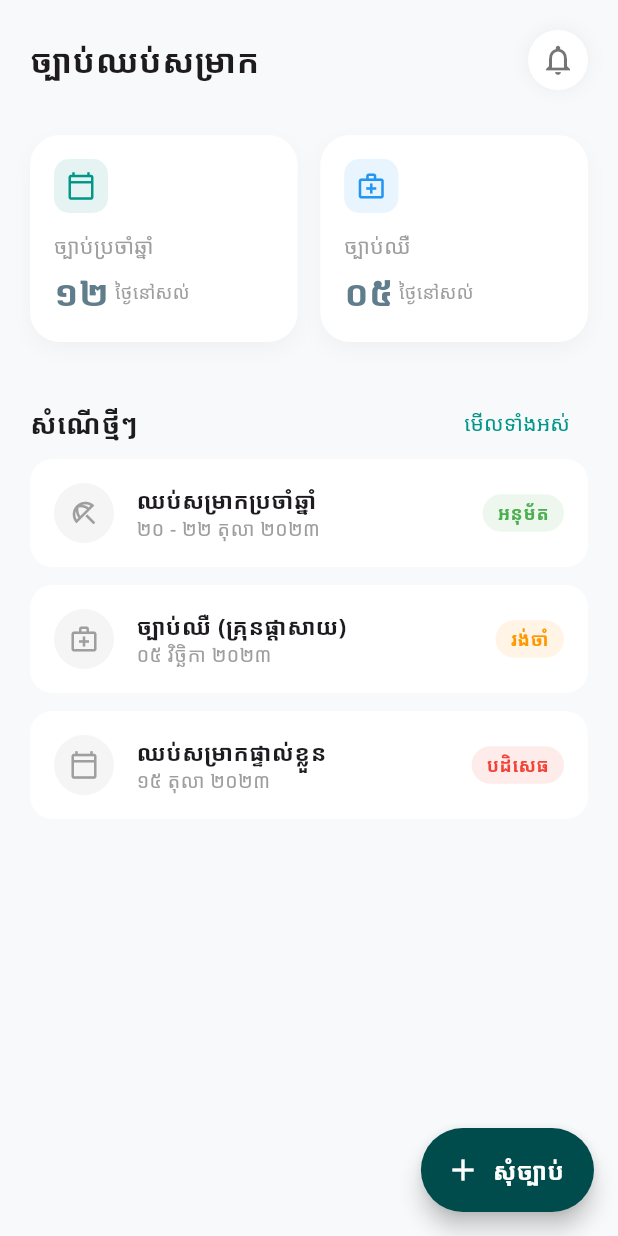
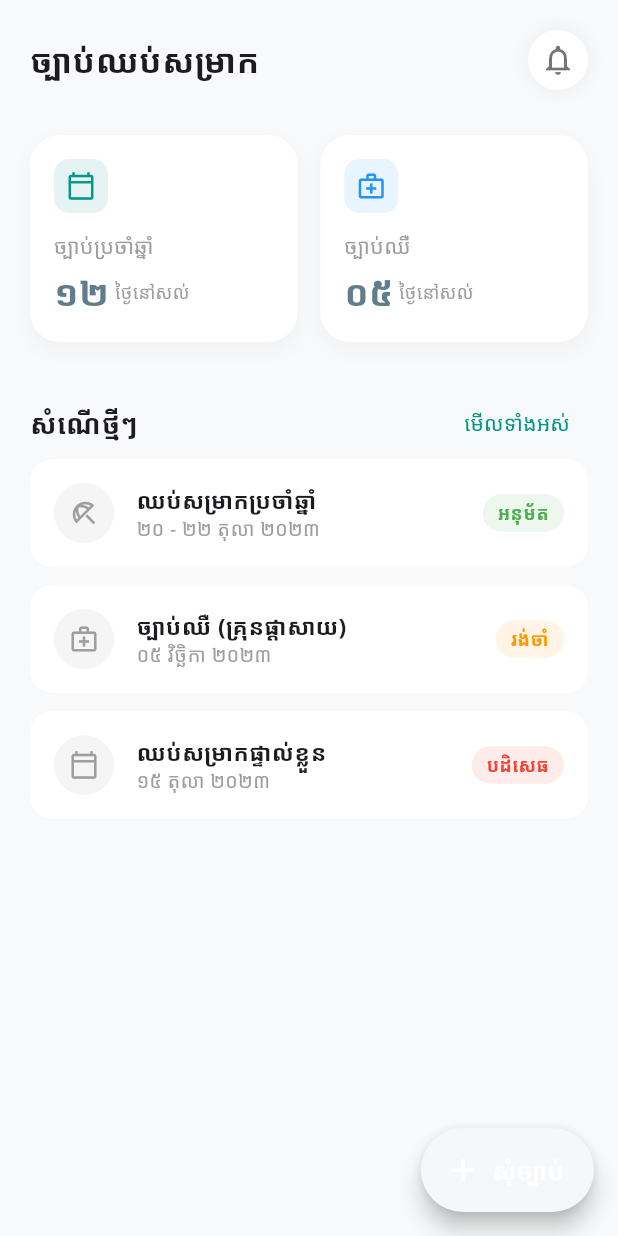
Before and after one commit to Winner-Yun/Work-Smart-Mobile-APP, a Flutter app: the screen it shows after launch, on a phone screen of 412 x 824 dp. Run offline on Flutter 3.47's test engine with Material 3 defaults, Android fonts, the phone set to English and light mode, and no system bars; our stand-ins replace google_fonts.

Commit message:
new-admin

```diff
--- a/lib/routes/app_route.dart
+++ b/lib/routes/app_route.dart
@@ -23,5 +23,6 @@ class AppRoute {
     achievement_screen :(context)=> const AchievementScreen(),
 
 
+
   };
 }
--- a/lib/screen/attendance_screen.dart
+++ b/lib/screen/attendance_screen.dart
@@ -1,18 +1,15 @@
-
 import 'package:flutter/material.dart';
 import 'package:flutter_worksmart_mobile_app/config/appcolor.dart';
 
-void main() {
-  runApp( MaterialApp(
-    debugShowCheckedModeBanner: false,
-    home: AttendanceScreen(),
-  ));
+class AttendanceScreen extends StatefulWidget {
+  const AttendanceScreen({super.key});
+
+  @override
+  State<AttendanceScreen> createState() => _AttendanceScreenState();
 }
 
-class AttendanceScreen extends StatelessWidget {
-   AttendanceScreen({super.key});
-
-  @override
+class _AttendanceScreenState extends State<AttendanceScreen> {
+   @override
   Widget build(BuildContext context) {
     return Scaffold(
       backgroundColor:  Color(0xFFF8F9FA),
@@ -29,7 +26,7 @@ class AttendanceScreen extends StatelessWidget {
           ),
         ),
         icon: Icon(Icons.add, color: Colors.white),
-        backgroundColor:AppColors.primary,
+        backgroundColor:AppColors.background,
         shape: RoundedRectangleBorder(
           borderRadius: BorderRadius.circular(30),
         ),
```
